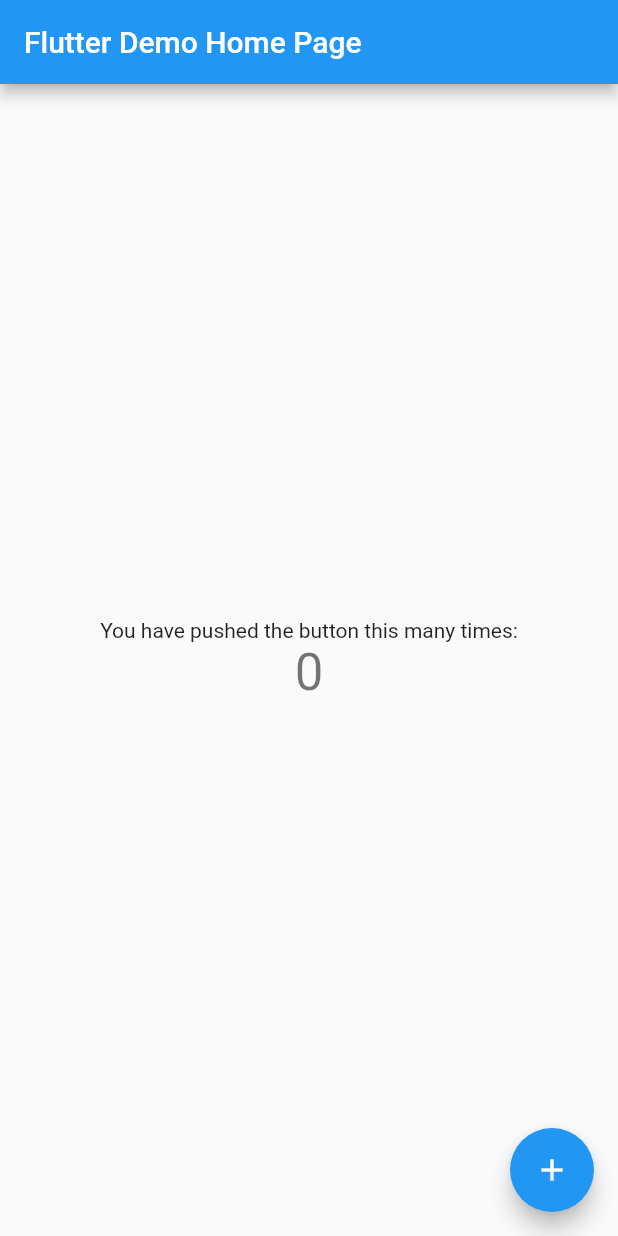
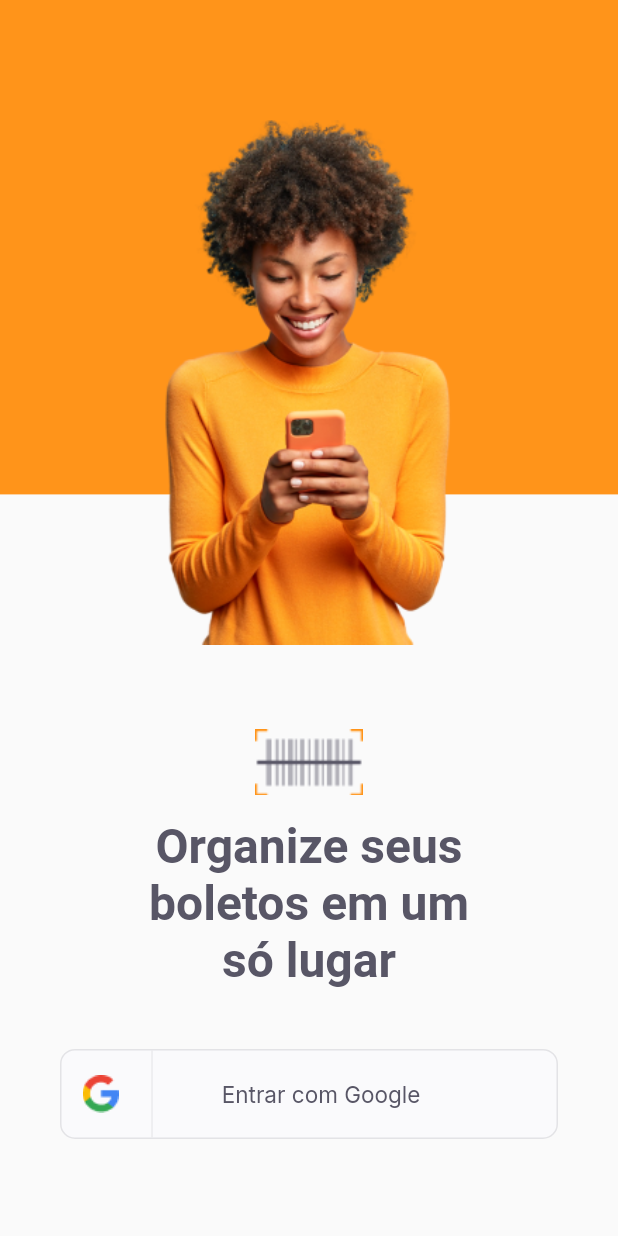
Before and after one commit to ginaldolaranjeiras/counter_app, a Flutter app: the screen it shows after launch, on a phone screen of 412 x 824 dp. Run offline on Flutter 3.47's test engine with Material 2 defaults, Android fonts, the phone set to English and light mode, and no system bars; our stand-ins replace google_fonts.

Commit message:
update pages

```diff
--- a/lib/main.dart
+++ b/lib/main.dart
@@ -1,113 +1,4 @@
-import 'package:flutter/material.dart';
+import 'package:counter_app/views/counter_app.dart';
+import 'package:flutter/cupertino.dart';
 
-void main() {
-  runApp(MyApp());
-}
-
-class MyApp extends StatelessWidget {
-  // This widget is the root of your application.
-  @override
-  Widget build(BuildContext context) {
-    return MaterialApp(
-      title: 'Flutter Demo',
-      theme: ThemeData(
-        // This is the theme of your application.
-        //
-        // Try running your application with "flutter run". You'll see the
-        // application has a blue toolbar. Then, without quitting the app, try
-        // changing the primarySwatch below to Colors.green and then invoke
-        // "hot reload" (press "r" in the console where you ran "flutter run",
-        // or simply save your changes to "hot reload" in a Flutter IDE).
-        // Notice that the counter didn't reset back to zero; the application
-        // is not restarted.
-        primarySwatch: Colors.blue,
-      ),
-      home: MyHomePage(title: 'Flutter Demo Home Page'),
-    );
-  }
-}
-
-class MyHomePage extends StatefulWidget {
-  MyHomePage({Key? key, required this.title}) : super(key: key);
-
-  // This widget is the home page of your application. It is stateful, meaning
-  // that it has a State object (defined below) that contains fields that affect
-  // how it looks.
-
-  // This class is the configuration for the state. It holds the values (in this
-  // case the title) provided by the parent (in this case the App widget) and
-  // used by the build method of the State. Fields in a Widget subclass are
-  // always marked "final".
-
-  final String title;
-
-  @override
-  _MyHomePageState createState() => _MyHomePageState();
-}
-
-class _MyHomePageState extends State<MyHomePage> {
-  int _counter = 0;
-
-  void _incrementCounter() {
-    setState(() {
-      // This call to setState tells the Flutter framework that something has
-      // changed in this State, which causes it to rerun the build method below
-      // so that the display can reflect the updated values. If we changed
-      // _counter without calling setState(), then the build method would not be
-      // called again, and so nothing would appear to happen.
-      _counter++;
-    });
-  }
-
-  @override
-  Widget build(BuildContext context) {
-    // This method is rerun every time setState is called, for instance as done
-    // by the _incrementCounter method above.
-    //
-    // The Flutter framework has been optimized to make rerunning build methods
-    // fast, so that you can just rebuild anything that needs updating rather
-    // than having to individually change instances of widgets.
-    return Scaffold(
-      appBar: AppBar(
-        // Here we take the value from the MyHomePage object that was created by
-        // the App.build method, and use it to set our appbar title.
-        title: Text(widget.title),
-      ),
-      body: Center(
-        // Center is a layout widget. It takes a single child and positions it
-        // in the middle of the parent.
-        child: Column(
-          // Column is also a layout widget. It takes a list of children and
-          // arranges them vertically. By default, it sizes itself to fit its
-          // children horizontally, and tries to be as tall as its parent.
-          //
-          // Invoke "debug painting" (press "p" in the console, choose the
-          // "Toggle Debug Paint" action from the Flutter Inspector in Android
-          // Studio, or the "Toggle Debug Paint" command in Visual Studio Code)
-          // to see the wireframe for each widget.
-          //
-          // Column has various properties to control how it sizes itself and
-          // how it positions its children. Here we use mainAxisAlignment to
-          // center the children vertically; the main axis here is the vertical
-          // axis because Columns are vertical (the cross axis would be
-          // horizontal).
-          mainAxisAlignment: MainAxisAlignment.center,
-          children: <Widget>[
-            Text(
-              'You have pushed the button this many times:',
-            ),
-            Text(
-              '$_counter',
-              style: Theme.of(context).textTheme.headline4,
-            ),
-          ],
-        ),
-      ),
-      floatingActionButton: FloatingActionButton(
-        onPressed: _incrementCounter,
-        tooltip: 'Increment',
-        child: Icon(Icons.add),
-      ), // This trailing comma makes auto-formatting nicer for build methods.
-    );
-  }
-}
+void main() => runApp(CounterApp());
--- /dev/null
+++ b/lib/views/components/social_button.dart
@@ -0,0 +1,53 @@
+import 'package:counter_app/views/themes/app_colors.dart';
+import 'package:counter_app/views/themes/app_images.dart';
+import 'package:counter_app/views/themes/app_text-styles.dart';
+import 'package:flutter/material.dart';
+
+class SocialLogin extends StatelessWidget {
+  final VoidCallback onTap;
+  const SocialLogin({
+    Key? key,
+    required this.onTap,
+  }) : super(key: key);
+
+  @override
+  Widget build(BuildContext context) {
+    return Padding(
+      padding: const EdgeInsets.all(40.0),
+      child: InkWell(
+        onTap: onTap,
+        child: Container(
+          decoration: BoxDecoration(
+            color: AppColors.shape,
+            borderRadius: BorderRadius.circular(10),
+            border: Border.fromBorderSide(
+              BorderSide(color: AppColors.stroke),
+            ),
+          ),
+          height: 60,
+          child: Row(
+            mainAxisAlignment: MainAxisAlignment.center,
+            children: [
+              Expanded(
+                flex: 1,
+                child: Image.asset(AppImages.google),
+              ),
+              VerticalDivider(
+                color: AppColors.stroke,
+              ),
+              Expanded(
+                flex: 4,
+                child: Text(
+                  "Entrar com Google",
+                  style: TextStyles.buttonGray,
+                  textAlign: TextAlign.center,
+                ),
+              ),
+              Expanded(child: Container())
+            ],
+          ),
+        ),
+      ),
+    );
+  }
+}
--- /dev/null
+++ b/lib/views/counter_app.dart
@@ -0,0 +1,18 @@
+import 'package:counter_app/views/pages/login_page.dart';
+//import 'package:counter_app/views/pages/splash_page.dart';
+import 'package:flutter/material.dart';
+//import 'package:counter_app/views/pages/homepage.dart';
+import 'package:counter_app/views/themes/counter_theme.dart';
+
+class CounterApp extends StatelessWidget {
+  const CounterApp({Key? key}) : super(key: key);
+
+  @override
+  Widget build(BuildContext context) {
+    return MaterialApp(
+      title: "PayFlow",
+      theme: counterAppTheme,
+      home: LoginPage(),
+    );
+  }
+}
--- /dev/null
+++ b/lib/views/pages/homepage.dart
@@ -0,0 +1,80 @@
+import 'package:flutter/material.dart';
+
+class HomePage extends StatefulWidget {
+  const HomePage({Key? key}) : super(key: key);
+
+  @override
+  _HomePageState createState() => _HomePageState();
+}
+
+class _HomePageState extends State<HomePage> {
+  int a = 0;
+
+  @override
+  Widget build(BuildContext context) {
+    return Scaffold(
+      body: Center(
+        child: Column(
+          mainAxisAlignment: MainAxisAlignment.spaceEvenly,
+          children: [
+            Text(
+              "Contador",
+              textScaleFactor: 3,
+            ),
+            Text(
+              a.toString(),
+              textScaleFactor: 3,
+            ),
+            TextButton(
+              onPressed: () {
+                setState(() {
+                  a++;
+                });
+              },
+              child: Container(
+                width: 150,
+                height: 50,
+                color: Theme.of(context).primaryColor,
+                child: Padding(
+                  padding: const EdgeInsets.all(8.0),
+                  child: Center(
+                    child: Text(
+                      "Plus",
+                      style: TextStyle(
+                        color: Colors.white,
+                      ),
+                    ),
+                  ),
+                ),
+              ),
+            ),
+            TextButton(
+              onPressed: () {
+                setState(() {
+                  a--;
+                  if (a < 0) {
+                    a = 0;
+                  }
+                });
+              },
+              child: Container(
+                width: 150,
+                height: 50,
+                //color: Theme.of(context).primaryColor,
+                child: Padding(
+                  padding: const EdgeInsets.all(8.0),
+                  child: Center(
+                    child: Text(
+                      "Less",
+                      style: TextStyle(color: Colors.black),
+                    ),
+                  ),
+                ),
+              ),
+            ),
+          ],
+        ),
+      ),
+    );
+  }
+}
--- /dev/null
+++ b/lib/views/pages/login_page.dart
@@ -0,0 +1,70 @@
+import 'package:counter_app/views/components/social_button.dart';
+import 'package:counter_app/views/themes/app_colors.dart';
+import 'package:counter_app/views/themes/app_images.dart';
+import 'package:counter_app/views/themes/app_text-styles.dart';
+import 'package:flutter/material.dart';
+
+class LoginPage extends StatefulWidget {
+  const LoginPage({Key? key}) : super(key: key);
+
+  @override
+  _LoginPageState createState() => _LoginPageState();
+}
+
+class _LoginPageState extends State<LoginPage> {
+  @override
+  Widget build(BuildContext context) {
+    final size = MediaQuery.of(context).size;
+    return Scaffold(
+      body: Container(
+        width: size.width,
+        height: size.height,
+        child: Stack(
+          children: [
+            Container(
+              width: size.width,
+              height: size.height * 0.4,
+              color: AppColors.primary,
+            ),
+            Positioned(
+              top: 80,
+              left: 0,
+              right: 0,
+              child: Image.asset(
+                AppImages.person,
+                width: 200,
+                height: 350,
+              ),
+            ),
+            Positioned(
+              bottom: size.height * 0.03,
+              left: 0,
+              right: 0,
+              child: Column(
+                mainAxisAlignment: MainAxisAlignment.center,
+                crossAxisAlignment: CrossAxisAlignment.center,
+                children: [
+                  Padding(
+                    padding: const EdgeInsets.all(15.0),
+                    child: Image.asset(AppImages.logomini),
+                  ),
+                  Padding(
+                    padding: const EdgeInsets.symmetric(horizontal: 80),
+                    child: Text(
+                      "Organize seus boletos em um só lugar",
+                      style: TextStyles.titleHome,
+                      textAlign: TextAlign.center,
+                    ),
+                  ),
+                  SocialLogin(
+                    onTap: () {},
+                  ),
+                ],
+              ),
+            )
+          ],
+        ),
+      ),
+    );
+  }
+}
--- /dev/null
+++ b/lib/views/pages/splash_page.dart
@@ -0,0 +1,20 @@
+import 'package:counter_app/views/themes/app_colors.dart';
+import 'package:counter_app/views/themes/app_images.dart';
+import 'package:flutter/material.dart';
+
+class SplashPage extends StatelessWidget {
+  const SplashPage({Key? key}) : super(key: key);
+
+  @override
+  Widget build(BuildContext context) {
+    return Scaffold(
+      backgroundColor: AppColors.background,
+      body: Stack(
+        children: [
+          Center(child: Image.asset(AppImages.union)),
+          Center(child: Image.asset(AppImages.logoFull))
+        ],
+      ),
+    );
+  }
+}
--- /dev/null
+++ b/lib/views/themes/app_colors.dart
@@ -0,0 +1,12 @@
+import 'package:flutter/material.dart';
+
+class AppColors {
+  static final primary = Color(0xFFFF941A);
+  static final grey = Color(0xFF585666);
+  static final delete = Color(0xFF585666);
+  static final heading = Color(0xFF585666);
+  static final body = Color(0xFF706E7A);
+  static final stroke = Color(0xFFE3E3E6);
+  static final shape = Color(0xFFFAFAFC);
+  static final background = Color(0xFFFFFFFF);
+}
--- /dev/null
+++ b/lib/views/themes/app_images.dart
@@ -0,0 +1,7 @@
+class AppImages {
+  static const logoFull = "assets/images/logofull.png";
+  static const logomini = "assets/images/logomini.png";
+  static const union = "assets/images/union.png";
+  static const person = "assets/images/person.png";
+  static const google = "assets/images/google.png";
+}
--- /dev/null
+++ b/lib/views/themes/app_text-styles.dart
@@ -0,0 +1,111 @@
+import 'package:counter_app/views/themes/app_colors.dart';
+import 'package:flutter/material.dart';
+import 'package:google_fonts/google_fonts.dart';
+
+class TextStyles {
+  static final titleHome = GoogleFonts.lexendDeca(
+    fontSize: 32,
+    fontWeight: FontWeight.w600,
+    color: AppColors.heading,
+  );
+  static final titleRegular = GoogleFonts.lexendDeca(
+    fontSize: 20,
+    fontWeight: FontWeight.w400,
+    color: AppColors.heading,
+  );
+  static final titleBoldHeading = GoogleFonts.lexendDeca(
+    fontSize: 20,
+    fontWeight: FontWeight.w600,
+    color: AppColors.heading,
+  );
+  static final titleBoldBackground = GoogleFonts.lexendDeca(
+    fontSize: 20,
+    fontWeight: FontWeight.w600,
+    color: AppColors.background,
+  );
+  static final titleListTile = GoogleFonts.lexendDeca(
+    fontSize: 17,
+    fontWeight: FontWeight.w600,
+    color: AppColors.heading,
+  );
+  static final trailingRegular = GoogleFonts.lexendDeca(
+    fontSize: 16,
+    fontWeight: FontWeight.w400,
+    color: AppColors.heading,
+  );
+  static final trailingBold = GoogleFonts.lexendDeca(
+    fontSize: 16,
+    fontWeight: FontWeight.w600,
+    color: AppColors.heading,
+  );
+  static final buttonPrimary = GoogleFonts.inter(
+    fontSize: 15,
+    fontWeight: FontWeight.w400,
+    color: AppColors.primary,
+  );
+  static final buttonHeading = GoogleFonts.inter(
+    fontSize: 15,
+    fontWeight: FontWeight.w400,
+    color: AppColors.heading,
+  );
+  static final buttonGray = GoogleFonts.inter(
+    fontSize: 15,
+    fontWeight: FontWeight.w400,
+    color: AppColors.grey,
+  );
+  static final buttonBackground = GoogleFonts.inter(
+    fontSize: 15,
+    fontWeight: FontWeight.w400,
+    color: AppColors.background,
+  );
+  static final buttonBoldPrimary = GoogleFonts.inter(
+    fontSize: 15,
+    fontWeight: FontWeight.w700,
+    color: AppColors.primary,
+  );
+  static final buttonBoldHeading = GoogleFonts.inter(
+    fontSize: 15,
+    fontWeight: FontWeight.w700,
+    color: AppColors.heading,
+  );
+  static final buttonBoldGray = GoogleFonts.inter(
+    fontSize: 15,
+    fontWeight: FontWeight.w700,
+    color: AppColors.grey,
+  );
+  static final buttonBoldBackground = GoogleFonts.inter(
+    fontSize: 15,
+    fontWeight: FontWeight.w700,
+    color: AppColors.background,
+  );
+  static final captionBackground = GoogleFonts.lexendDeca(
+    fontSize: 13,
+    fontWeight: FontWeight.w400,
+    color: AppColors.background,
+  );
+  static final captionShape = GoogleFonts.lexendDeca(
+    fontSize: 13,
+    fontWeight: FontWeight.w400,
+    color: AppColors.shape,
+  );
+  static final captionBody = GoogleFonts.lexendDeca(
+    fontSize: 13,
+    fontWeight: FontWeight.w400,
+    color: AppColors.body,
+  );
+  static final captionBoldBackground = GoogleFonts.lexendDeca(
+    fontSize: 13,
+    fontWeight: FontWeight.w600,
+    color: AppColors.background,
+  );
+  static final captionBoldShape = GoogleFonts.lexendDeca(
+    fontSize: 13,
+    fontWeight: FontWeight.w600,
+    color: AppColors.shape,
+  );
+  static final captionBoldBody = GoogleFonts.lexendDeca(
+    fontSize: 13,
+    fontWeight: FontWeight.w600,
+    color: AppColors.body,
+  );
+}
--- /dev/null
+++ b/lib/views/themes/counter_theme.dart
@@ -0,0 +1,6 @@
+import 'package:counter_app/views/themes/app_colors.dart';
+import 'package:flutter/material.dart';
+
+ThemeData counterAppTheme = ThemeData(
+  primaryColor: AppColors.primary,
+);
--- a/pubspec.yaml
+++ b/pubspec.yaml
@@ -23,6 +23,7 @@ environment:
 dependencies:
   flutter:
     sdk: flutter
+  google_fonts: ^2.1.0
 
 
   # The following adds the Cupertino Icons font to your application.
@@ -45,8 +46,8 @@ flutter:
   uses-material-design: true
 
   # To add assets to your application, add an assets section, like this:
-  # assets:
-  #   - images/a_dot_burr.jpeg
+  assets:
+   - assets/images/
   #   - images/a_dot_ham.jpeg
 
   # An image asset can refer to one or more resolution-specific "variants", see
```
Also changed, not shown: assets/images/google.png (added), assets/images/logofull.png (added), assets/images/logomini.png (added), assets/images/person.png (added), assets/images/union.png (added), pubspec.lock, 2 other files.
